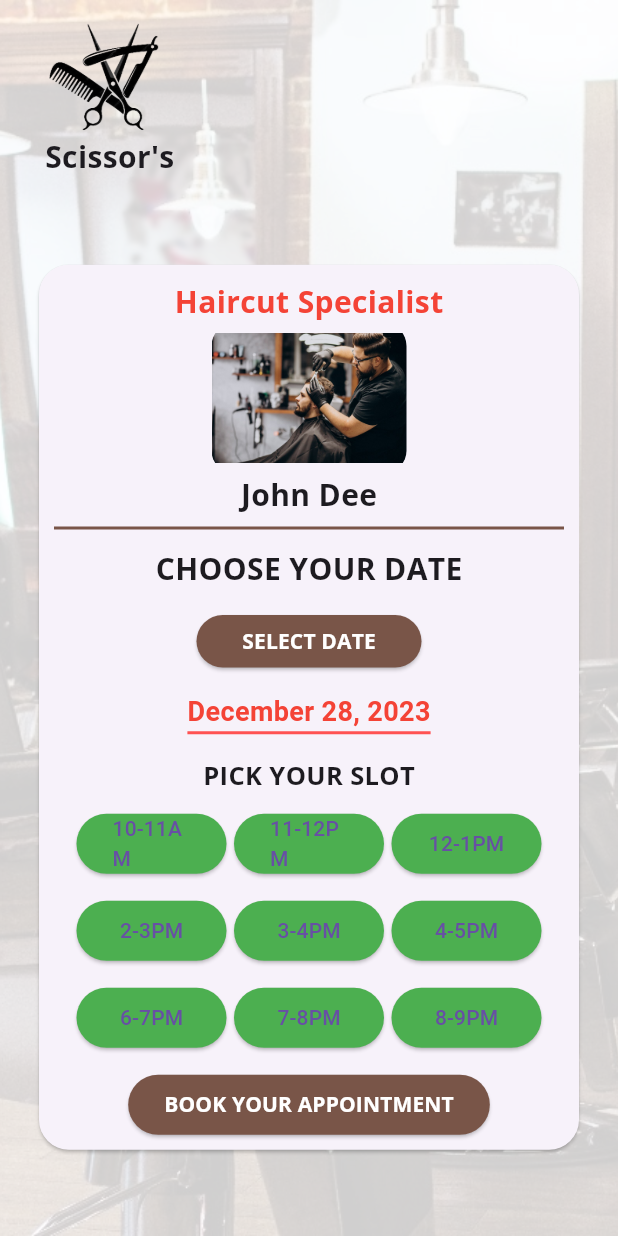
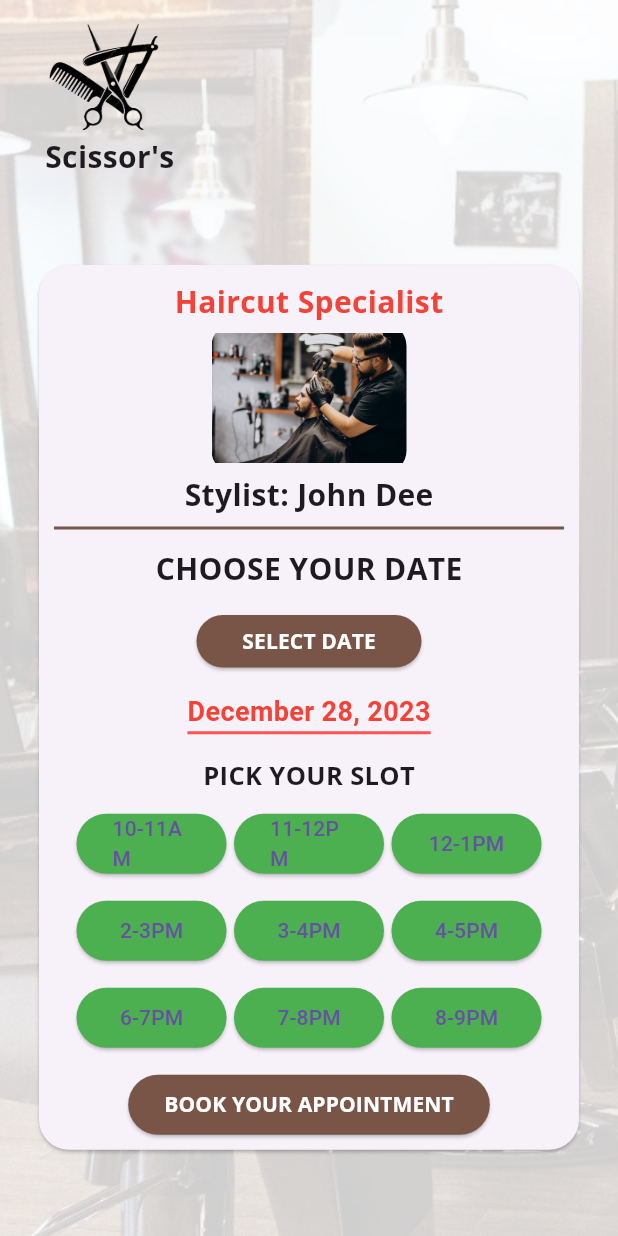
Before and after one commit to ChakaliMadhu6302769895/stylist_timeslots, a Flutter app: the screen it shows after launch, after a tap on "Book", on a phone screen of 412 x 824 dp. Run offline on Flutter 3.47's test engine with Material 3 defaults, Android fonts, the phone set to English and light mode, and no system bars; our stand-ins replace cloud_firestore, firebase_auth, firebase_core, google_fonts; accounts and stored records are empty.

Commit message:
This code contains up to 3 timeslots with stylists.

```diff
--- a/lib/auth_service.dart
+++ b/lib/auth_service.dart
@@ -62,6 +62,7 @@ class AuthService {
   Future<void> saveUserData({
     required String name,
     required String phoneNumber,
+    required String stylistName,
     required DateTime selectedDate,
     required List<String> selectedTimeSlots,
   }) async {
@@ -69,8 +70,10 @@ class AuthService {
       await FirebaseFirestore.instance.collection('users').add({
         'name': name,
         'phoneNumber': phoneNumber,
+        'stylistname' : stylistName,
         'selectedDate': selectedDate,
         'selectedTimeSlots': selectedTimeSlots,
+
       });
     } catch (e) {
       print("Error saving user data: $e");
--- a/lib/main.dart
+++ b/lib/main.dart
@@ -4,19 +4,18 @@ import 'package:google_fonts/google_fonts.dart';
 import 'package:testing2/timeslots/haircolor.dart';
 import 'package:testing2/timeslots/haircut.dart';
 import 'package:testing2/timeslots/shaving.dart';
+
 import 'firebase_options.dart';
 import 'hairstylist.dart';
 
-void main()async {
+void main() async {
   WidgetsFlutterBinding.ensureInitialized();
   await Firebase.initializeApp(
     options: DefaultFirebaseOptions.currentPlatform,
   );
 
-
-  runApp( MyApp1());
+  runApp(MyApp1());
 }
-
 
 class MyApp1 extends StatelessWidget {
   @override
@@ -34,8 +33,7 @@ class MyApp1 extends StatelessWidget {
             ),
           ),
           child: Container(
-            decoration:
-            BoxDecoration(color: Color.fromRGBO(255, 255, 255, 0.8)),
+            decoration: BoxDecoration(color: Color.fromRGBO(255, 255, 255, 0.8)),
             child: ListView(
               children: [
                 Column(
@@ -66,7 +64,7 @@ class MyApp1 extends StatelessWidget {
                             ),
                           ],
                         ),
-                        ]
+                      ],
                     ),
                     Container(
                       height: MediaQuery.of(context).size.height,
@@ -86,11 +84,13 @@ class MyApp1 extends StatelessWidget {
                             ),
                             Text(
                               'Hair Stylists',
-                              style: GoogleFonts.openSans(fontWeight: FontWeight.bold,fontSize: 25),
+                              style: GoogleFonts.openSans(
+                                  fontWeight: FontWeight.bold, fontSize: 25),
                             ),
-                            StylistCard(stylistData[0], Stylist1()),
-                            StylistCard(stylistData[1], Stylist2()),
-                            StylistCard(stylistData[2], Stylist3()),
+                            StylistCard(stylistData[0], Stylist1(stylistName: stylistData[0]['stylistName'] as String)),
+                            StylistCard(stylistData[1], Stylist2(stylistName: stylistData[1]['stylistName'] as String)),
+                            StylistCard(stylistData[2], Stylist3(stylistName: stylistData[2]['stylistName'] as String)),
+
                           ],
                         ),
                       ),
@@ -107,7 +107,7 @@ class MyApp1 extends StatelessWidget {
 }
 
 class StylistCard extends StatelessWidget {
-  final stylist;
+  final Map<String, dynamic> stylist;
   final Widget stylistScreen;
 
   StylistCard(this.stylist, this.stylistScreen);
@@ -120,31 +120,30 @@ class StylistCard extends StatelessWidget {
       height: MediaQuery.of(context).size.height / 5.3,
       decoration: BoxDecoration(
         borderRadius: BorderRadius.circular(30),
-        color: stylist['bgColor'] ?? Colors.white,
+        color: stylist['bgColor'] as Color ?? Colors.white,
       ),
       child: Row(
         crossAxisAlignment: CrossAxisAlignment.start,
         children: <Widget>[
           Padding(
-            padding: EdgeInsets.only(top: 10, left: 5, bottom: 10), // Adjust padding values as needed
+            padding: EdgeInsets.only(top: 10, left: 5, bottom: 10),
             child: ClipRRect(
               borderRadius: BorderRadius.circular(40),
               child: Image.asset(
-                stylist['imgPth'],
+                stylist['imgPth'] as String,
                 width: MediaQuery.of(context).size.width * 0.40,
                 height: MediaQuery.of(context).size.height * 0.15,
               ),
             ),
           ),
-
           Expanded(
             child: Padding(
-              padding: EdgeInsets.only(top: 10,left: 10),
+              padding: EdgeInsets.only(top: 10, left: 10),
               child: Column(
                 crossAxisAlignment: CrossAxisAlignment.start,
                 children: <Widget>[
                   Text(
-                    stylist['stylistName'],
+                    stylist['stylistName'] as String,
                     style: TextStyle(
                       fontWeight: FontWeight.w600,
                       fontSize: 18,
@@ -152,7 +151,7 @@ class StylistCard extends StatelessWidget {
                   ),
                   SizedBox(height: 5),
                   Text(
-                    stylist['Description'],
+                    stylist['Description'] as String,
                     style: TextStyle(
                       fontSize: 12,
                       color: Colors.grey,
@@ -170,7 +169,7 @@ class StylistCard extends StatelessWidget {
                         width: 5,
                       ),
                       Text(
-                        stylist['rating'],
+                        stylist['rating'] as String,
                         style: TextStyle(
                           color: Color(0xff4E295B),
                           fontSize: 13,
@@ -194,7 +193,7 @@ class StylistCard extends StatelessWidget {
                     shape: RoundedRectangleBorder(
                       borderRadius: BorderRadius.circular(20),
                     ),
-                    child: const Text(
+                    child: Text(
                       'Book',
                       style: TextStyle(color: Colors.white, fontSize: 15),
                     ),
--- a/lib/timeslots/haircut.dart
+++ b/lib/timeslots/haircut.dart
@@ -5,6 +5,9 @@ import 'package:intl/intl.dart';
 import '../login.dart';
 
 class Stylist1 extends StatefulWidget {
+  final String stylistName;
+  Stylist1({required this.stylistName});
+
   @override
   _Stylist1State createState() => _Stylist1State();
 }
@@ -106,7 +109,6 @@ class _Stylist1State extends State<Stylist1> {
                                 ),
                                 ClipRRect(
                                   borderRadius: BorderRadius.circular(15),
-                                  // Adjust the radius as needed
                                   child: Image.asset(
                                     "assets/Scissors hair cut.jpg",
                                     height: 100,
@@ -114,7 +116,7 @@ class _Stylist1State extends State<Stylist1> {
                                   ),
                                 ),
                                 Text(
-                                  "John Dee",
+                                  "Stylist: ${widget.stylistName}",
                                   style: GoogleFonts.openSans(
                                     fontSize: 20,
                                     fontWeight: FontWeight.bold,
@@ -167,6 +169,7 @@ class _Stylist1State extends State<Stylist1> {
                               selectedDate: selectedDate,
                               buttonColors: buttonColors,
                               onToggleColor: toggleButtonColor,
+                              stylistName: widget.stylistName,
                               key: GlobalKey(),
                             ),
                           ),
@@ -226,12 +229,14 @@ class HorizontalWeekCalendarPackage extends StatefulWidget {
   final DateTime selectedDate;
   final Map<String, Color> buttonColors;
   final Function(String) onToggleColor;
+  final String stylistName;
 
   const HorizontalWeekCalendarPackage({
     required Key key,
     required this.selectedDate,
     required this.buttonColors,
     required this.onToggleColor,
+    required this.stylistName, // Pass stylistName to the constructor
   }) : super(key: key);
 
   @override
@@ -275,15 +280,26 @@ class _HorizontalWeekCalendarPackageState
           SizedBox(height: 10),
           ElevatedButton(
             onPressed: () {
-              navigateToConfirmationScreen(context);
+              if (hasSelectedSlot()) {
+                navigateToConfirmationScreen(context);
+              } else {
+                ScaffoldMessenger.of(context).showSnackBar(
+                  SnackBar(
+                    content: Text('PLEASE SELECT A DATE AND TIME BEFORE BOOKING..'),
+                  ),
+                );
+              }
             },
             style: ElevatedButton.styleFrom(primary: Colors.brown),
             child: Text(
               'BOOK YOUR APPOINTMENT',
               style: GoogleFonts.openSans(
-                  fontWeight: FontWeight.bold, color: Colors.white),
+                fontWeight: FontWeight.bold,
+                color: Colors.white,
+              ),
             ),
           ),
+
         ],
       ),
     );
@@ -356,6 +372,7 @@ class _HorizontalWeekCalendarPackageState
         builder: (context) => LoginPage(
           selectedDate: widget.selectedDate,
           selectedTimeSlots: selectedTimeSlots,
+          stylistName: widget.stylistName,
         ),
       ),
     );
@@ -364,4 +381,8 @@ class _HorizontalWeekCalendarPackageState
   String formattedDate(DateTime date) {
     return DateFormat.yMMMMd().format(date);
   }
+
+  bool hasSelectedSlot() {
+    return widget.buttonColors.containsValue(Colors.red);
+  }
 }
```
Also changed, not shown: lib/Confirmation.dart (+10 -1 lines), lib/login.dart (+9 -3 lines), lib/timeslots/haircolor.dart (+27 -3 lines), lib/timeslots/shaving.dart (+26 -3 lines). Lines whose indentation alone changed are shown as unchanged.
